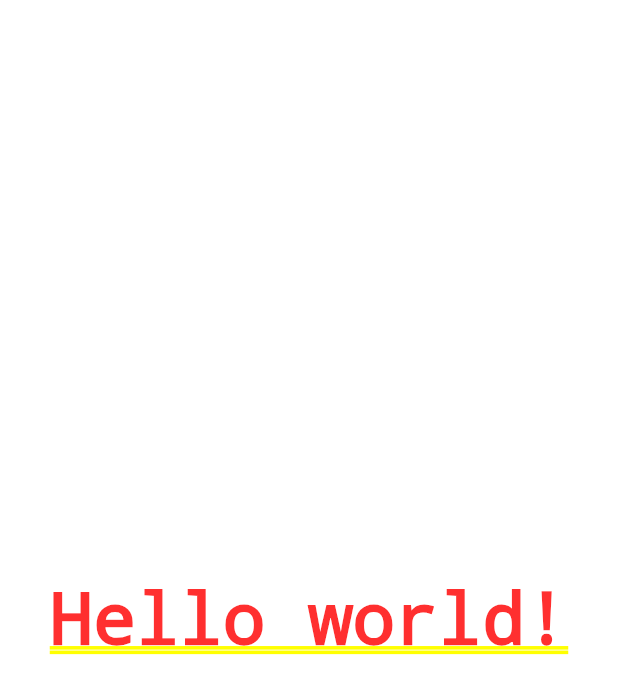
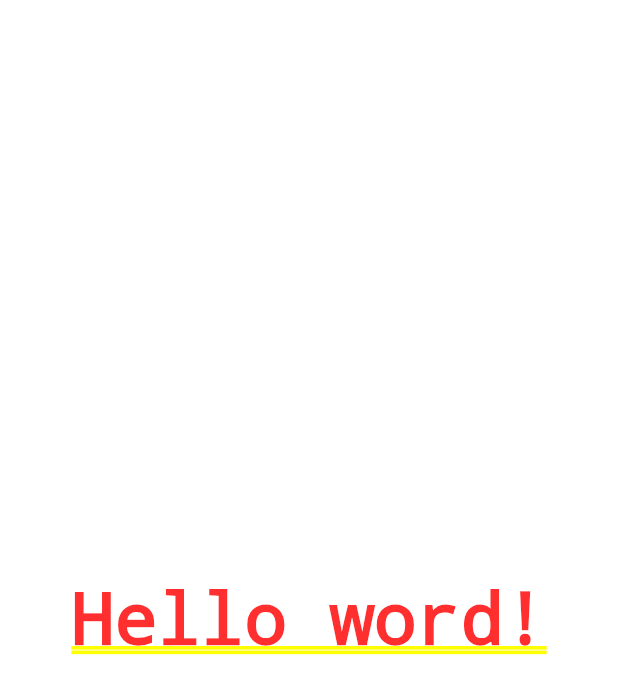
Before and after one commit to oreoluwa-bs/Flutter-Practice, a Flutter app: the screen it shows after launch, on a phone screen of 412 x 824 dp. Shown: the top 694 px of the screen. Run offline on Flutter 3.47's test engine with Material 2 defaults, Android fonts, the phone set to English and light mode, and no system bars.

Commit message:
Base File

```diff
--- a/lib/main.dart
+++ b/lib/main.dart
@@ -2,6 +2,6 @@ import 'package:flutter/material.dart';
 
 void main() => runApp(MaterialApp(
       home: Center(
-        child: Text('Hello world!'),
+        child: Text('Hello word!'),
       ),
     ));
```
